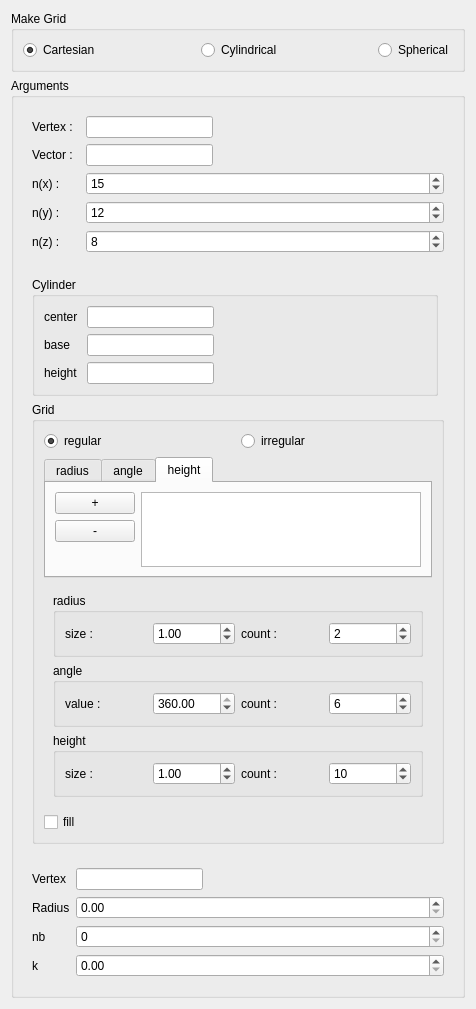
SalomePlatform/hexablock, file src/HEXABLOCKGUI/MakeGrid_QTD.ui: the form before one commit.
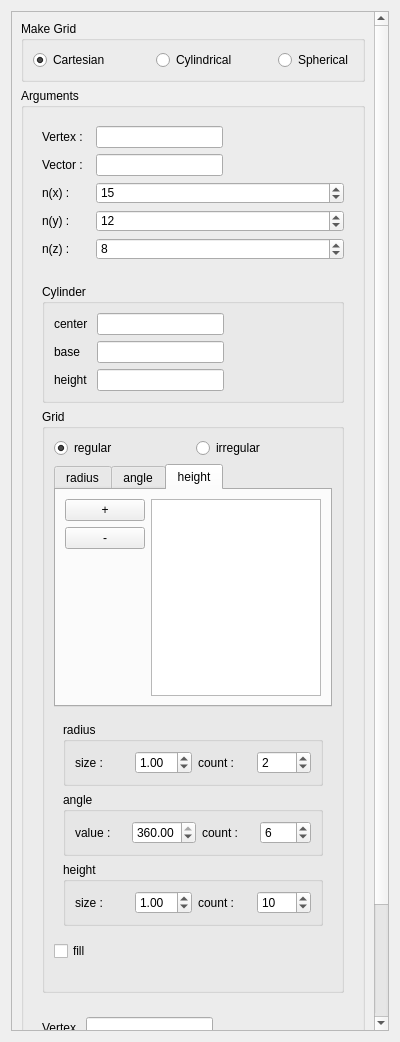
The form after the commit. The open tabs and pages were chosen to show the change.

What changed in the file:
```diff
--- a/src/HEXABLOCKGUI/MakeGrid_QTD.ui
+++ b/src/HEXABLOCKGUI/MakeGrid_QTD.ui
@@ -6,15 +6,72 @@
    <rect>
     <x>0</x>
     <y>0</y>
-    <width>476</width>
-    <height>1009</height>
+    <width>400</width>
+    <height>1042</height>
    </rect>
   </property>
+  <property name="sizePolicy">
+   <sizepolicy hsizetype="Preferred" vsizetype="Minimum">
+    <horstretch>0</horstretch>
+    <verstretch>0</verstretch>
+   </sizepolicy>
+  </property>
+  <property name="minimumSize">
+   <size>
+    <width>400</width>
+    <height>0</height>
+   </size>
+  </property>
+  <property name="maximumSize">
+   <size>
+    <width>16777215</width>
+    <height>16777215</height>
+   </size>
+  </property>
   <property name="windowTitle">
    <string>Grid Construction</string>
   </property>
-  <layout class="QVBoxLayout" name="verticalLayout_4">
+  <property name="sizeGripEnabled">
+   <bool>false</bool>
+  </property>
+  <layout class="QVBoxLayout" name="verticalLayout_2">
    <item>
+    <widget class="QScrollArea" name="scrollArea">
+     <property name="sizePolicy">
+      <sizepolicy hsizetype="Minimum" vsizetype="Expanding">
+       <horstretch>0</horstretch>
+       <verstretch>0</verstretch>
+      </sizepolicy>
+     </property>
+     <property name="minimumSize">
+      <size>
+       <width>361</width>
+       <height>0</height>
+      </size>
+     </property>
+     <property name="maximumSize">
+      <size>
+       <width>16777215</width>
+       <height>16777215</height>
+      </size>
+     </property>
+     <property name="horizontalScrollBarPolicy">
+      <enum>Qt::ScrollBarAlwaysOff</enum>
+     </property>
+     <property name="widgetResizable">
+      <bool>true</bool>
+     </property>
+     <widget class="QWidget" name="scrollAreaWidgetContents">
+      <property name="geometry">
+       <rect>
+        <x>0</x>
+        <y>0</y>
+        <width>362</width>
+        <height>1142</height>
+       </rect>
+      </property>
+      <layout class="QGridLayout" name="gridLayout">
+       <item row="0" column="0">
     <widget class="QGroupBox" name="groupBox">
      <property name="sizePolicy">
       <sizepolicy hsizetype="Preferred" vsizetype="Fixed">
@@ -26,6 +83,9 @@
       <string>Make Grid</string>
      </property>
      <layout class="QHBoxLayout" name="horizontalLayout">
+          <property name="sizeConstraint">
+           <enum>QLayout::SetDefaultConstraint</enum>
+          </property>
       <item>
        <widget class="QRadioButton" name="rb0">
         <property name="sizePolicy">
@@ -65,15 +125,45 @@
      </layout>
     </widget>
    </item>
-   <item>
+       <item row="1" column="0">
     <widget class="QGroupBox" name="groupBox_2">
+         <property name="sizePolicy">
+          <sizepolicy hsizetype="Preferred" vsizetype="Preferred">
+           <horstretch>0</horstretch>
+           <verstretch>0</verstretch>
+          </sizepolicy>
+         </property>
+         <property name="minimumSize">
+          <size>
+           <width>0</width>
+           <height>0</height>
+          </size>
+         </property>
      <property name="title">
       <string>Arguments</string>
      </property>
      <layout class="QVBoxLayout" name="verticalLayout_3">
       <item>
        <widget class="QWidget" name="cartesian_widget" native="true">
+            <property name="sizePolicy">
+             <sizepolicy hsizetype="Preferred" vsizetype="Fixed">
+              <horstretch>0</horstretch>
+              <verstretch>0</verstretch>
+             </sizepolicy>
+            </property>
+            <property name="minimumSize">
+             <size>
+              <width>0</width>
+              <height>152</height>
+             </size>
+            </property>
         <layout class="QFormLayout" name="formLayout">
+             <property name="sizeConstraint">
+              <enum>QLayout::SetDefaultConstraint</enum>
+             </property>
+             <property name="fieldGrowthPolicy">
+              <enum>QFormLayout::AllNonFixedFieldsGrow</enum>
+             </property>
          <item row="0" column="0">
           <widget class="QLabel" name="label_8">
            <property name="text">
@@ -161,94 +251,27 @@
       </item>
       <item>
        <widget class="QWidget" name="cylindrical_widget" native="true">
-        <layout class="QGridLayout" name="gridLayout">
-         <item row="1" column="0">
-          <widget class="QGroupBox" name="groupBox_4">
            <property name="sizePolicy">
-            <sizepolicy hsizetype="Preferred" vsizetype="Maximum">
+             <sizepolicy hsizetype="Preferred" vsizetype="Fixed">
              <horstretch>0</horstretch>
              <verstretch>0</verstretch>
             </sizepolicy>
            </property>
-           <property name="title">
-            <string>Cylinder</string>
-           </property>
-           <layout class="QFormLayout" name="formLayout_4">
-            <item row="2" column="1">
-             <widget class="QLineEdit" name="base_le_rb1">
-              <property name="maximumSize">
+            <property name="minimumSize">
                <size>
-                <width>127</width>
-                <height>16777215</height>
-               </size>
-              </property>
-              <property name="toolTip">
-               <string>Select a vector</string>
-              </property>
-              <property name="readOnly">
-               <bool>false</bool>
-              </property>
-             </widget>
-            </item>
-            <item row="1" column="1">
-             <widget class="QLineEdit" name="center_le_rb1">
-              <property name="maximumSize">
-               <size>
-                <width>127</width>
-                <height>16777215</height>
-               </size>
-              </property>
-              <property name="toolTip">
-               <string>Select a point (vertex)
-</string>
-              </property>
-              <property name="readOnly">
-               <bool>false</bool>
-              </property>
-             </widget>
-            </item>
+              <width>0</width>
+              <height>0</height>
+             </size>
+            </property>
+            <layout class="QGridLayout" name="gridLayout_26">
             <item row="1" column="0">
-             <widget class="QLabel" name="label">
-              <property name="text">
-               <string>center </string>
-              </property>
-             </widget>
-            </item>
-            <item row="2" column="0">
-             <widget class="QLabel" name="label_2">
-              <property name="text">
-               <string>base</string>
-              </property>
-             </widget>
-            </item>
-            <item row="3" column="1">
-             <widget class="QLineEdit" name="height_le_rb1">
-              <property name="maximumSize">
-               <size>
-                <width>127</width>
-                <height>16777215</height>
-               </size>
-              </property>
-              <property name="toolTip">
-               <string>Select a vector</string>
-              </property>
-              <property name="readOnly">
-               <bool>false</bool>
-              </property>
-             </widget>
-            </item>
-            <item row="3" column="0">
-             <widget class="QLabel" name="label_4">
-              <property name="text">
-               <string>height</string>
-              </property>
-             </widget>
-            </item>
-           </layout>
-          </widget>
-         </item>
-         <item row="2" column="0" colspan="2">
           <widget class="QGroupBox" name="groupBox_3">
+               <property name="sizePolicy">
+                <sizepolicy hsizetype="Preferred" vsizetype="Minimum">
+                 <horstretch>0</horstretch>
+                 <verstretch>0</verstretch>
+                </sizepolicy>
+               </property>
            <property name="title">
             <string>Grid</string>
            </property>
@@ -449,7 +472,7 @@
             <item row="2" column="0" colspan="2">
              <widget class="QWidget" name="uniform_param_w" native="true">
               <property name="sizePolicy">
-               <sizepolicy hsizetype="Preferred" vsizetype="Maximum">
+                   <sizepolicy hsizetype="Expanding" vsizetype="Maximum">
                 <horstretch>0</horstretch>
                 <verstretch>0</verstretch>
                </sizepolicy>
@@ -457,6 +480,12 @@
               <layout class="QVBoxLayout" name="verticalLayout">
                <item>
                 <widget class="QGroupBox" name="groupBox_6">
+                     <property name="sizePolicy">
+                      <sizepolicy hsizetype="Preferred" vsizetype="Preferred">
+                       <horstretch>0</horstretch>
+                       <verstretch>0</verstretch>
+                      </sizepolicy>
+                     </property>
                  <property name="title">
                   <string>radius</string>
                  </property>
@@ -494,6 +523,12 @@
                </item>
                <item>
                 <widget class="QGroupBox" name="groupBox_8">
+                     <property name="sizePolicy">
+                      <sizepolicy hsizetype="Preferred" vsizetype="Preferred">
+                       <horstretch>0</horstretch>
+                       <verstretch>0</verstretch>
+                      </sizepolicy>
+                     </property>
                  <property name="title">
                   <string>angle</string>
                  </property>
@@ -537,6 +572,12 @@
                </item>
                <item>
                 <widget class="QGroupBox" name="groupBox_7">
+                     <property name="sizePolicy">
+                      <sizepolicy hsizetype="Preferred" vsizetype="Preferred">
+                       <horstretch>0</horstretch>
+                       <verstretch>0</verstretch>
+                      </sizepolicy>
+                     </property>
                  <property name="title">
                   <string>height</string>
                  </property>
@@ -582,6 +623,110 @@
               </property>
              </widget>
             </item>
+                <item row="4" column="0">
+                 <spacer name="verticalSpacer_5">
+                  <property name="orientation">
+                   <enum>Qt::Vertical</enum>
+                  </property>
+                  <property name="sizeHint" stdset="0">
+                   <size>
+                    <width>20</width>
+                    <height>20</height>
+                   </size>
+                  </property>
+                 </spacer>
+                </item>
+               </layout>
+              </widget>
+             </item>
+             <item row="0" column="0">
+              <widget class="QGroupBox" name="groupBox_4">
+               <property name="sizePolicy">
+                <sizepolicy hsizetype="Preferred" vsizetype="Fixed">
+                 <horstretch>0</horstretch>
+                 <verstretch>0</verstretch>
+                </sizepolicy>
+               </property>
+               <property name="title">
+                <string>Cylinder</string>
+               </property>
+               <layout class="QFormLayout" name="formLayout_4">
+                <property name="sizeConstraint">
+                 <enum>QLayout::SetDefaultConstraint</enum>
+                </property>
+                <property name="fieldGrowthPolicy">
+                 <enum>QFormLayout::ExpandingFieldsGrow</enum>
+                </property>
+                <item row="1" column="0">
+                 <widget class="QLabel" name="label">
+                  <property name="text">
+                   <string>center </string>
+                  </property>
+                 </widget>
+                </item>
+                <item row="1" column="1">
+                 <widget class="QLineEdit" name="center_le_rb1">
+                  <property name="maximumSize">
+                   <size>
+                    <width>127</width>
+                    <height>16777215</height>
+                   </size>
+                  </property>
+                  <property name="toolTip">
+                   <string>Select a point (vertex)
+</string>
+                  </property>
+                  <property name="readOnly">
+                   <bool>false</bool>
+                  </property>
+                 </widget>
+                </item>
+                <item row="2" column="0">
+                 <widget class="QLabel" name="label_2">
+                  <property name="text">
+                   <string>base</string>
+                  </property>
+                 </widget>
+                </item>
+                <item row="2" column="1">
+                 <widget class="QLineEdit" name="base_le_rb1">
+                  <property name="maximumSize">
+                   <size>
+                    <width>127</width>
+                    <height>16777215</height>
+                   </size>
+                  </property>
+                  <property name="toolTip">
+                   <string>Select a vector</string>
+                  </property>
+                  <property name="readOnly">
+                   <bool>false</bool>
+                  </property>
+                 </widget>
+                </item>
+                <item row="3" column="0">
+                 <widget class="QLabel" name="label_4">
+                  <property name="text">
+                   <string>height</string>
+                  </property>
+                 </widget>
+                </item>
+                <item row="3" column="1">
+                 <widget class="QLineEdit" name="height_le_rb1">
+                  <property name="maximumSize">
+                   <size>
+                    <width>127</width>
+                    <height>16777215</height>
+                   </size>
+                  </property>
+                  <property name="toolTip">
+                   <string>Select a vector</string>
+                  </property>
+                  <property name="readOnly">
+                   <bool>false</bool>
+                  </property>
+                 </widget>
+                </item>
            </layout>
           </widget>
          </item>
@@ -591,11 +736,17 @@
       <item>
        <widget class="QWidget" name="spherical_widget" native="true">
         <property name="sizePolicy">
-         <sizepolicy hsizetype="Preferred" vsizetype="MinimumExpanding">
+             <sizepolicy hsizetype="Preferred" vsizetype="Fixed">
           <horstretch>0</horstretch>
           <verstretch>0</verstretch>
          </sizepolicy>
         </property>
+            <property name="minimumSize">
+             <size>
+              <width>0</width>
+              <height>130</height>
+             </size>
+            </property>
         <layout class="QFormLayout" name="formLayout_3">
          <item row="0" column="0">
           <widget class="QLabel" name="label_3">
@@ -651,6 +802,23 @@
        </widget>
       </item>
      </layout>
+        </widget>
+       </item>
+       <item row="2" column="0">
+        <spacer name="verticalSpacer_4">
+         <property name="orientation">
+          <enum>Qt::Vertical</enum>
+         </property>
+         <property name="sizeHint" stdset="0">
+          <size>
+           <width>20</width>
+           <height>10</height>
+          </size>
+         </property>
+        </spacer>
+       </item>
+      </layout>
+     </widget>
     </widget>
    </item>
   </layout>
```
Left out of the diff: 173 changed lines with no effect on the pictures. Lines whose indentation alone changed are shown as unchanged.
